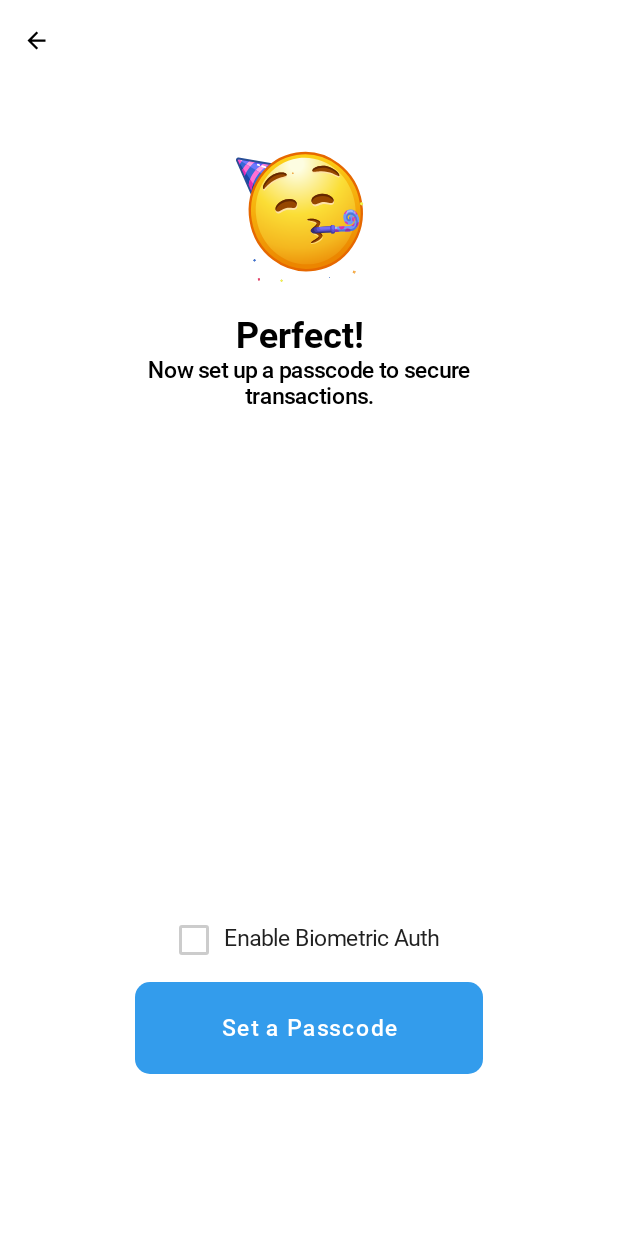
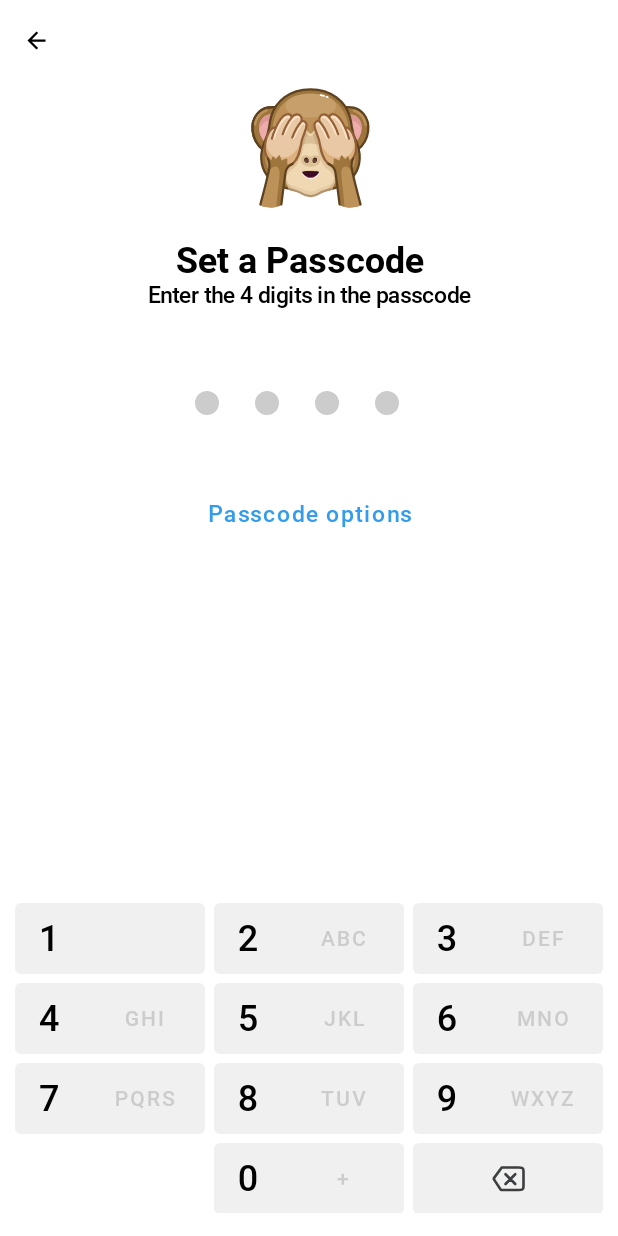
Before and after one commit to L0mTiCk/TONContest, an Android app built with Jetpack Compose: the screen it shows after launch (MainActivity), on a phone screen of 412 x 824 dp. Run offline under Robolectric (Android 15) with nearby library versions, the phone set to English and light mode, and no system bars.

Commit message:
Bugged passcode screen

```diff
--- a/app/src/main/java/com/example/toncontest/MainActivity.kt
+++ b/app/src/main/java/com/example/toncontest/MainActivity.kt
@@ -14,6 +14,7 @@ import androidx.navigation.compose.composable
 import androidx.navigation.compose.rememberNavController
 import com.example.toncontest.ui.theme.TONContestTheme
 import com.example.toncontest.ui.theme.screens.RecoveryScreen
+import com.example.toncontest.ui.theme.screens.start.PasscodeScreen
 import com.example.toncontest.ui.theme.screens.start.SuccessScreen
 import com.example.toncontest.ui.theme.screens.start.TestingScreen
 
@@ -21,7 +22,7 @@ class MainActivity : ComponentActivity() {
     override fun onCreate(savedInstanceState: Bundle?) {
         super.onCreate(savedInstanceState)
         setContent {
-            TONContestTheme {
+            TONContestTheme(darkTheme = false) {
                 val navController = rememberNavController()
                 // A surface container using the 'background' color from the theme
                 Surface(
@@ -29,12 +30,13 @@ class MainActivity : ComponentActivity() {
                     color = Color.White
                 ) {
                     Box(Modifier.fillMaxSize()) {
-                        NavHost(navController = navController, startDestination = "success") {
+                        NavHost(navController = navController, startDestination = "passcode") {
                             composable(route = "start") { StartScreen(navController = navController) }
                             composable(route = "congrats") { CongratsScreen(navController = navController) }
                             composable(route = "recovery") { RecoveryScreen(navController = navController) }
                             composable(route = "testing") { TestingScreen(navController = navController) }
                             composable(route = "success") { SuccessScreen(navController = navController) }
+                            composable(route = "passcode") { PasscodeScreen(navController = navController) }
                         }
                     }
                 }
--- a/app/src/main/java/com/example/toncontest/data/Data.kt
+++ b/app/src/main/java/com/example/toncontest/data/Data.kt
@@ -65,4 +65,14 @@ object Data {
     val successHeaderText = "Perfect!"
     val successButtonText = "Set a Passcode"
     val checkBoxText = "Enable Biometric Auth"
+
+    //passcode screen
+    var passcodeForConfirm = mutableListOf<Int>()
+    var passcodeDigitNum = 4
+    val setPasscodeHeaderText = "Set a Passcode"
+    val passcodeMainText = "Enter the $passcodeDigitNum digits in the passcode"
+    val confirmPasscodeHeaderText = "Confirm a Passcode"
+    val passcodeButtonText = "Passcode options"
+    val numsForButtons = listOf(1, 2, 3, 4, 5, 6, 7, 8, 9, -1, 0, -1)
+    val lettersForButtons = listOf("", "", "ABC", "DEF", "GHI", "JKL", "MNO", "PQRS", "TUV", "WXYZ", "", "+")
 }
--- a/app/src/main/java/com/example/toncontest/ui/theme/Color.kt
+++ b/app/src/main/java/com/example/toncontest/ui/theme/Color.kt
@@ -7,3 +7,4 @@ val Purple500 = Color(0xFF6200EE)
 val Purple700 = Color(0xFF3700B3)
 val Teal200 = Color(0xFF03DAC5)
 val Light_Blue = Color(0xFF339CEC)
+val Light_Gray = Color(0xFFF0F0F0)
--- a/app/src/main/java/com/example/toncontest/ui/theme/screens/start/CongratsScreen.kt
+++ b/app/src/main/java/com/example/toncontest/ui/theme/screens/start/CongratsScreen.kt
@@ -32,7 +32,7 @@ fun CongratsScreen(navController: NavController) {
                 .padding(it),
             horizontalAlignment = Alignment.CenterHorizontally
         ) {
-            Spacer(modifier = Modifier.height(50.dp))
+            Spacer(modifier = Modifier.height(100.dp))
             Loader(R.raw.congratulations)
             Text(
                 text = Data.congratsHeaderText,
--- /dev/null
+++ b/app/src/main/java/com/example/toncontest/ui/theme/screens/start/PasscodeScreen.kt
@@ -0,0 +1,301 @@
+package com.example.toncontest.ui.theme.screens.start
+
+import android.util.Log
+import androidx.compose.foundation.*
+import androidx.compose.foundation.layout.*
+import androidx.compose.foundation.lazy.grid.GridCells
+import androidx.compose.foundation.lazy.grid.LazyVerticalGrid
+import androidx.compose.foundation.lazy.grid.itemsIndexed
+import androidx.compose.foundation.shape.CircleShape
+import androidx.compose.foundation.shape.RoundedCornerShape
+import androidx.compose.material.*
+import androidx.compose.runtime.*
+import androidx.compose.ui.Alignment
+import androidx.compose.ui.Modifier
+import androidx.compose.ui.graphics.Color
+import androidx.compose.ui.res.painterResource
+import androidx.compose.ui.text.font.FontWeight
+import androidx.compose.ui.text.style.TextAlign
+import androidx.compose.ui.unit.DpOffset
+import androidx.compose.ui.unit.dp
+import androidx.compose.ui.unit.sp
+import androidx.navigation.NavController
+import com.airbnb.lottie.compose.*
+import com.example.toncontest.R
+import com.example.toncontest.data.Data
+import com.example.toncontest.ui.theme.Light_Blue
+import com.example.toncontest.ui.theme.Light_Gray
+import com.example.toncontest.ui.theme.robotoFamily
+import com.example.toncontest.ui.theme.screens.NavBack
+
+@Composable
+fun PasscodeScreen(navController: NavController) {
+    var numOfDigits by remember { mutableStateOf(4) }
+    var expanded by remember { mutableStateOf(false) }
+    var password by remember { mutableStateOf(mutableListOf<Int>()) }
+    var currentIndex by remember { mutableStateOf(0) }
+    var isConfirmation by remember { mutableStateOf(false) }
+    var isNavigate by remember { mutableStateOf(false) }
+    var passSaved by remember { mutableStateOf(true) }
+
+
+    @Composable
+    fun PasscodeKeyboard(){
+
+        @Composable
+        fun NumButton(index: Int){
+            var backColor = if (index != -2) Light_Gray else Color.Transparent
+            Button(
+                onClick = {
+                    if(currentIndex < numOfDigits) {
+                        password.add(index)
+                        currentIndex++
+                        if(currentIndex == numOfDigits && isConfirmation)
+                            isNavigate = true
+                        if(currentIndex == numOfDigits)
+                            isConfirmation = true
+
+                        Log.d("passcode", password.toString())
+                    }
+                          },
+                modifier = Modifier
+                    .width(109.dp)
+                    .height(47.dp),
+                colors = ButtonDefaults.buttonColors(
+                    backgroundColor = backColor
+                ),
+                elevation = ButtonDefaults.elevation(0.dp, 0.dp)
+            ) {
+                Text(text = if (index != -1) index.toString() else "",
+                    fontFamily = robotoFamily,
+                    fontSize = 24.sp,
+                    textAlign = TextAlign.Start,
+                    modifier = Modifier.width(45.dp)
+                )
+                Text(text =
+                if (index != -1 && index != 0)
+                    Data.lettersForButtons[index]
+                else if (index != -1 && index == 0)
+                    Data.lettersForButtons[11]
+                else "",
+                    fontFamily = robotoFamily,
+                    fontSize = 14.sp,
+                    color = Color.LightGray,
+                    textAlign = TextAlign.Center,
+                    modifier = Modifier
+                        .fillMaxWidth()
+                )
+            }
+        }
+
+        @Composable
+        fun BackspaceButton(){
+            Button(
+                onClick = {
+                    if(currentIndex != 0) {
+                        password.removeAt(currentIndex-1)
+                        currentIndex--
+                    }
+                    Log.d("passcode", password.toString())
+                },
+                modifier = Modifier
+                    .width(109.dp)
+                    .height(47.dp),
+                colors = ButtonDefaults.buttonColors(
+                    backgroundColor = Light_Gray
+                ),
+                elevation = ButtonDefaults.elevation(0.dp, 0.dp)
+            ) {
+                Row(horizontalArrangement = Arrangement.Center, modifier = Modifier.fillMaxWidth()) {
+                    Image(painter = painterResource(id = R.drawable.backspace), contentDescription = "Test")
+                }
+            }
+        }
+
+        Box(modifier = Modifier
+            .fillMaxWidth()
+        ) {
+            LazyVerticalGrid(
+                columns = GridCells.Fixed(3),
+                contentPadding = PaddingValues(horizontal = 10.dp),
+                verticalArrangement = Arrangement.spacedBy(6.dp),
+                horizontalArrangement = Arrangement.spacedBy(6.dp)
+            ) {
+                itemsIndexed(Data.numsForButtons) { index, item ->
+                    if (index != 9 && index != 11)
+                        NumButton(index = item)
+                    else if (index == 11)
+                        BackspaceButton()
+                }
+            }
+        }
+    }
+
+    @Composable
+    fun DropDownPasscode() {
+        DropdownMenu(
+            expanded = expanded,
+            onDismissRequest = { expanded = false; },
+            modifier = Modifier.width(200.dp),
+            offset = DpOffset(0.dp, -175.dp)
+        ) {
+            DropdownMenuItem(onClick = {
+                numOfDigits = 4
+                expanded = false
+            }
+            ) {
+                Text(text = "4-digit code")
+            }
+            DropdownMenuItem(onClick = {
+                numOfDigits = 6
+                expanded = false
+            }
+            ) {
+                Text(text = "6-digit code")
+            }
+        }
+    }
+
+
+    @Composable
+    fun PasscodeButton(text: String) {
+        Button(
+            onClick = {
+                expanded = true
+                password.clear()
+                currentIndex = 0
+            },
+            colors = ButtonDefaults.buttonColors(backgroundColor = Color.Transparent),
+            shape = RoundedCornerShape(10.dp),
+            elevation = ButtonDefaults.elevation(0.dp, 0.dp),
+            modifier = Modifier.padding(top = 31.dp),
+            enabled = !isConfirmation,
+        ) {
+            Text(
+                text = text,
+                color = Light_Blue,
+                textAlign = TextAlign.Center,
+                fontFamily = robotoFamily,
+                fontWeight = FontWeight.Medium,
+                fontSize = 15.sp,
+                modifier = Modifier
+                    .width(200.dp)
+                    .padding(top = 14.dp, bottom = 14.dp)
+            )
+        }
+    }
+    if(isConfirmation && passSaved){
+        Data.passcodeForConfirm = password
+        password.clear()
+        currentIndex = 0
+        passSaved = false
+    }
+
+    if(isNavigate) {
+        if(password.equals(Data.passcodeForConfirm)) {
+            navController.navigate("start")
+            isNavigate = false
+        }
+    }
+
+    //UI
+    Scaffold(
+        topBar = { NavBack(navController = navController) },
+        backgroundColor = Color.White
+    ) {
+        Column(
+            modifier = Modifier
+                .fillMaxWidth()
+                .padding(it),
+            horizontalAlignment = Alignment.CenterHorizontally
+        ) {
+            //Spacer(modifier = Modifier.height(100.dp))
+            PassLoader(R.raw.password)
+            Text(
+                text = if(!isConfirmation) Data.setPasscodeHeaderText else Data.confirmPasscodeHeaderText,
+                fontSize = 24.sp,
+                fontWeight = FontWeight.Bold,
+                fontFamily = robotoFamily,
+                color = Color.Black,
+                modifier = Modifier
+                    .padding(top = 12.dp, end = 12.dp)
+            )
+            Text(
+                text = Data.passcodeMainText,
+                fontSize = 15.sp,
+                fontWeight = FontWeight.Medium,
+                fontFamily = robotoFamily,
+                color = Color.Black,
+                textAlign = TextAlign.Center,
+                modifier = Modifier
+                    .width(280.dp)
+            )
+            Box(modifier = Modifier.padding(top = 31.dp)) {
+//                TextField(
+//                    value = password,
+//                    onValueChange = { password = it },
+//                    colors = TextFieldDefaults.textFieldColors(
+//                        textColor = Color.Transparent,
+//                        disabledIndicatorColor = Color.Transparent,
+//                        backgroundColor = Color.Transparent,
+//                        focusedIndicatorColor = Color.Transparent,
+//                        unfocusedIndicatorColor = Color.Transparent,
+//                        unfocusedLabelColor = Color.Transparent
+//                    ),
+//                    modifier = Modifier
+//                        .alpha(0f)
+//                        .background(Color.Transparent),
+//                    keyboardOptions = KeyboardOptions(
+//                        keyboardType = KeyboardType.NumberPassword,
+//                        imeAction = ImeAction.Done
+//                    ),
+//                    visualTransformation = VisualTransformation.None
+//                )
+                Row(
+                    modifier = Modifier
+                        .fillMaxWidth()
+                        .padding(top = 20.dp),
+                    horizontalArrangement = Arrangement.Center
+                ) {
+                    repeat(numOfDigits) { index ->
+                        val circleColor =
+                            if (index < currentIndex) Color.Black else Color.LightGray
+                        Box(
+                            modifier = Modifier
+                                .size(24.dp)
+                                .padding(4.dp)
+                                .background(color = circleColor, shape = CircleShape)
+                        )
+                        Spacer(modifier = Modifier.width(16.dp))
+                    }
+                }
+            }
+            if(!isConfirmation) {
+                Row(modifier = Modifier.width(200.dp)) {
+                    if (expanded) {
+                        DropDownPasscode()
+                    }
+                    PasscodeButton(text = Data.passcodeButtonText)
+                }
+            }
+            Spacer(modifier = Modifier.height(16.dp))
+            Row(verticalAlignment = Alignment.Bottom, modifier = Modifier
+                .fillMaxHeight()
+                .padding(bottom = 15.dp)){
+                PasscodeKeyboard()
+            }
+        }
+    }
+}
+
+@Composable
+fun PassLoader(res: Int) {
+    Column(horizontalAlignment = Alignment.CenterHorizontally,
+        modifier = Modifier
+            .width(100.dp)
+            .height(100.dp)
+    ) {
+        val composition by rememberLottieComposition(LottieCompositionSpec.RawRes(res))
+        LottieAnimation(composition = composition, clipSpec = LottieClipSpec.Progress(0f, .5f),  modifier = Modifier.weight(1f))
+    }
+}
--- a/app/src/main/java/com/example/toncontest/ui/theme/screens/start/SuccessRegScreen.kt
+++ b/app/src/main/java/com/example/toncontest/ui/theme/screens/start/SuccessRegScreen.kt
@@ -1,5 +1,6 @@
 package com.example.toncontest.ui.theme.screens.start
 
+import androidx.compose.foundation.clickable
 import androidx.compose.foundation.layout.*
 import androidx.compose.material.*
 import androidx.compose.runtime.Composable
@@ -25,15 +26,17 @@ import com.example.toncontest.ui.theme.screens.NavBack
 fun SuccessScreen(navController: NavController) {
     var checked by remember { mutableStateOf(false) }
     //UI
-    Scaffold(topBar = { NavBack(navController = navController) },
-        backgroundColor = Color.White) {
+    Scaffold(
+        topBar = { NavBack(navController = navController) },
+        backgroundColor = Color.White
+    ) {
         Column(
             modifier = Modifier
                 .fillMaxWidth()
                 .padding(it),
             horizontalAlignment = Alignment.CenterHorizontally
         ) {
-            Spacer(modifier = Modifier.height(50.dp))
+            Spacer(modifier = Modifier.height(100.dp))
             Loader(R.raw.success)
             Text(
                 text = Data.successHeaderText,
@@ -54,6 +57,7 @@ fun SuccessScreen(navController: NavController) {
                 modifier = Modifier
                     .width(280.dp)
             )
+
         }
         Column(
             verticalArrangement = Arrangement.Bottom,
@@ -73,7 +77,7 @@ fun SuccessScreen(navController: NavController) {
                 )
                 Text(
                     text = Data.checkBoxText,
-                    modifier = Modifier.padding(start = 12.dp),
+                    modifier = Modifier.padding(start = 12.dp).clickable { checked = !checked },
                     fontFamily = robotoFamily,
                     fontSize = 15.sp,
                     fontWeight = FontWeight.Normal
@@ -82,7 +86,7 @@ fun SuccessScreen(navController: NavController) {
             BackgroundButton(
                 text = Data.successButtonText,
                 backColor = Light_Blue,
-                route = "start",
+                route = "passcode",
                 navController = navController
             )
             Spacer(modifier = Modifier.height(108.dp))
--- a/app/src/main/java/com/example/toncontest/ui/theme/screens/start/TestingScreen.kt
+++ b/app/src/main/java/com/example/toncontest/ui/theme/screens/start/TestingScreen.kt
@@ -171,6 +171,7 @@ fun TestingScreen(navController: NavController) {
     }
 }
 
+@OptIn(ExperimentalMaterialApi::class)
 @Composable
 fun TestingTextInput(number: Int, modifier: Modifier = Modifier){
     var text by remember { mutableStateOf("") }
--- /dev/null
+++ b/app/src/main/res/drawable/backspace.xml
@@ -0,0 +1,12 @@
+<vector xmlns:android="http://schemas.android.com/apk/res/android"
+    android:width="22dp"
+    android:height="17dp"
+    android:viewportWidth="22"
+    android:viewportHeight="17">
+  <path
+      android:pathData="M9,12L15.5,5.5M9,5.5L15.5,12M5.525,15.288L1.621,9.431C1.397,9.096 1.285,8.928 1.245,8.747C1.209,8.588 1.212,8.422 1.255,8.264C1.304,8.085 1.423,7.923 1.662,7.597L6.021,1.654C6.196,1.414 6.284,1.294 6.396,1.208C6.496,1.131 6.609,1.074 6.729,1.039C6.865,1 7.014,1 7.311,1H17.8C18.92,1 19.48,1 19.908,1.218C20.284,1.41 20.59,1.716 20.782,2.092C21,2.52 21,3.08 21,4.2V12.8C21,13.92 21,14.48 20.782,14.908C20.59,15.284 20.284,15.59 19.908,15.782C19.48,16 18.92,16 17.8,16H6.856C6.543,16 6.387,16 6.245,15.957C6.119,15.919 6.002,15.856 5.9,15.773C5.786,15.678 5.699,15.548 5.525,15.288Z"
+      android:strokeWidth="1.75"
+      android:fillColor="#00000000"
+      android:strokeColor="#3D3E40"
+      android:strokeLineCap="round"/>
+</vector>
```
Also changed, not shown: app/src/main/res/drawable/backarrow.png (deleted).
